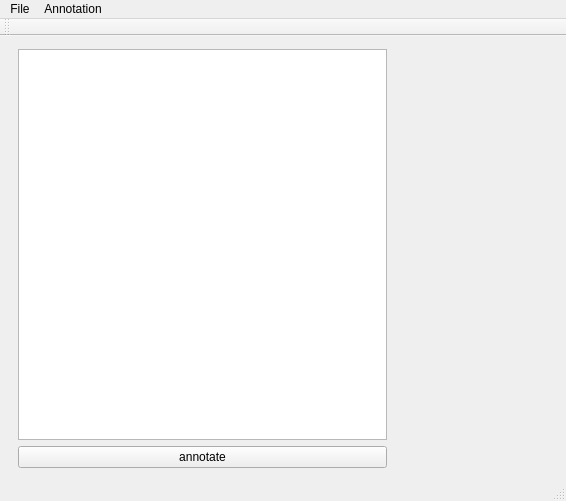
Above: frontend.ui from Jizzus93/Disertatie2 before the change. Below: the same form after it.
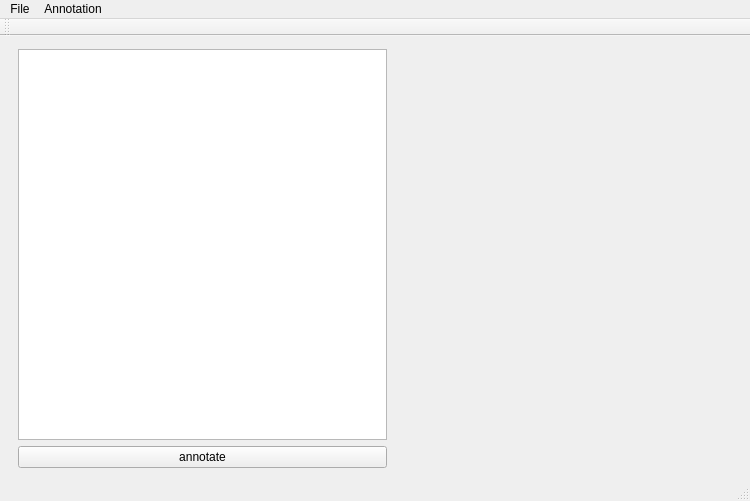
That is the form after the change.

The edit to the form file:
```diff
--- a/frontend.ui
+++ b/frontend.ui
@@ -6,7 +6,7 @@
    <rect>
     <x>0</x>
     <y>0</y>
-    <width>566</width>
+    <width>750</width>
     <height>501</height>
    </rect>
   </property>
@@ -14,7 +14,7 @@
    <string>Frontend</string>
   </property>
   <widget class="QWidget" name="centralWidget">
-   <widget class="QWidget" name="">
+   <widget class="QWidget" name="layoutWidget">
     <property name="geometry">
      <rect>
       <x>7</x>
@@ -42,7 +42,7 @@
     <rect>
      <x>0</x>
      <y>0</y>
-     <width>566</width>
+     <width>750</width>
      <height>21</height>
     </rect>
    </property>
```
